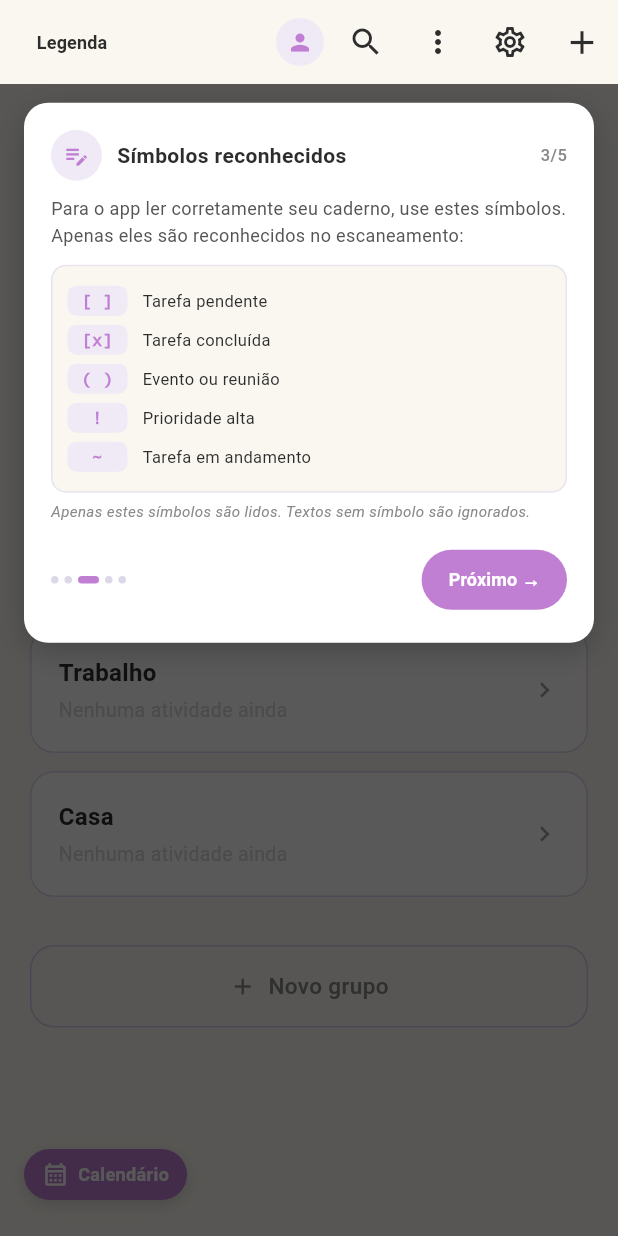
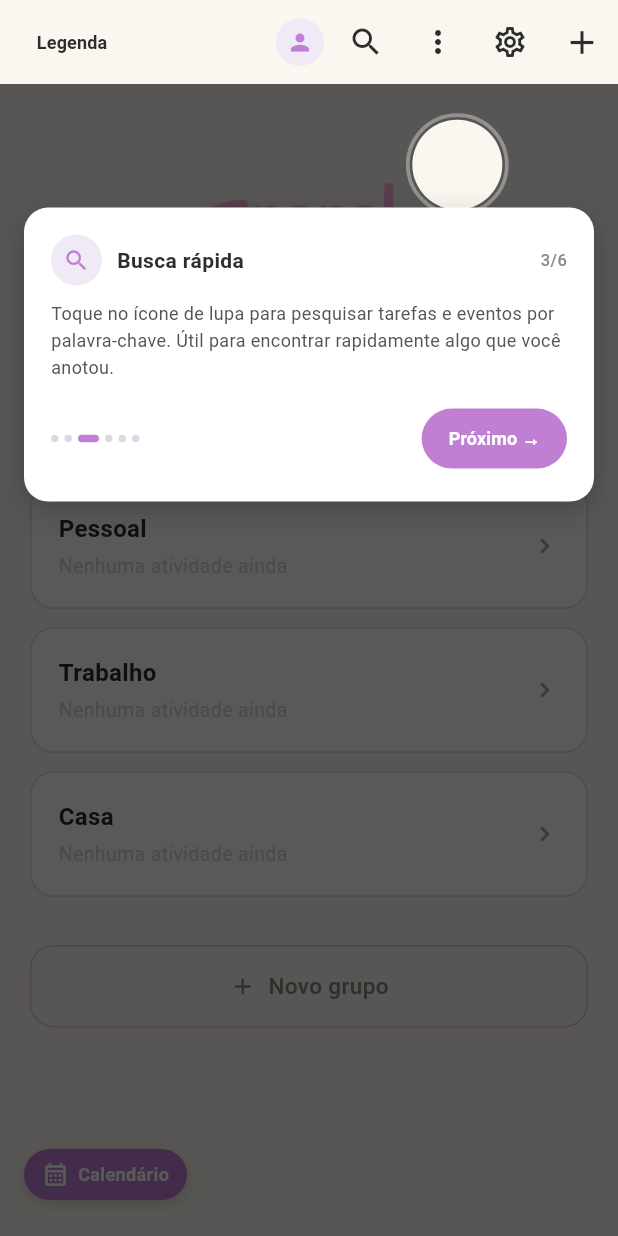
Before and after one commit to victoriatheodoro/papel-create, a Flutter app: the HomeScreen screen opened by its route, after a tap on "Trabalho", after a tap on "Casa", on a phone screen of 412 x 824 dp. Run offline on Flutter 3.47's test engine with Material 3 defaults, Android fonts, the light colour scheme and no system bars; our stand-ins replace cloud_firestore, firebase_auth, firebase_core, flutter_image_compress, image_picker, shared_preferences and 1 more; missing offline and left inert: dart:js_interop, google_mlkit_text_recognition; accounts and stored records are empty.

Commit message:
feat: corrigir posições do tutorial (mobile) e adicionar passo de busca

```diff
--- a/lib/widgets/onboarding_overlay.dart
+++ b/lib/widgets/onboarding_overlay.dart
@@ -17,10 +17,10 @@ class _OnboardingOverlayState extends State<OnboardingOverlay> {
       title: 'Seu caderno, agora digital!',
       body:
           'O Papel & Create transforma as anotações do seu caderno físico em tarefas e eventos organizados — acessíveis de qualquer lugar, pelo celular ou computador.',
-      alignTop: false,
-      verticalFraction: 0.22,
+      alignTop: true,
+      verticalFraction: 0.25,
       showSymbols: false,
-      spotlight: Alignment(0, -0.55),
+      spotlight: Alignment(0, -0.65),
       spotlightRadius: 80,
     ),
     _OnboardingStep(
@@ -29,9 +29,20 @@ class _OnboardingOverlayState extends State<OnboardingOverlay> {
       body:
           'Toque no ícone "+" no canto superior direito para escanear uma página do caderno ou criar uma atividade manualmente.',
       alignTop: true,
-      verticalFraction: 0.13,
+      verticalFraction: 0.10,
       showSymbols: false,
-      spotlight: Alignment(0.95, -0.97),
+      spotlight: Alignment(0.88, -0.86),
+      spotlightRadius: 30,
+    ),
+    _OnboardingStep(
+      icon: Icons.search_outlined,
+      title: 'Busca rápida',
+      body:
+          'Toque no ícone de lupa para pesquisar tarefas e eventos por palavra-chave. Útil para encontrar rapidamente algo que você anotou.',
+      alignTop: true,
+      verticalFraction: 0.10,
+      showSymbols: false,
+      spotlight: Alignment(0.48, -0.86),
       spotlightRadius: 30,
     ),
     _OnboardingStep(
@@ -50,10 +61,10 @@ class _OnboardingOverlayState extends State<OnboardingOverlay> {
       title: 'Grupos',
       body:
           'Seus grupos organizam tarefas e eventos. Toque num card para ver, editar e acompanhar o progresso.',
-      alignTop: false,
-      verticalFraction: 0.46,
+      alignTop: true,
+      verticalFraction: 0.09,
       showSymbols: false,
-      spotlight: Alignment(0, 0.05),
+      spotlight: Alignment(0, -0.10),
       spotlightRadius: 90,
     ),
     _OnboardingStep(
@@ -61,10 +72,10 @@ class _OnboardingOverlayState extends State<OnboardingOverlay> {
       title: 'Mini-calendário',
       body:
           'O botão "Calendário" no canto inferior esquerdo mostra seus eventos por data. Toque num dia marcado para ver detalhes e navegar ao grupo.',
-      alignTop: false,
-      verticalFraction: 0.18,
+      alignTop: true,
+      verticalFraction: 0.55,
       showSymbols: false,
-      spotlight: Alignment(-0.94, 0.94),
+      spotlight: Alignment(-0.60, 0.90),
       spotlightRadius: 38,
     ),
   ];
```
